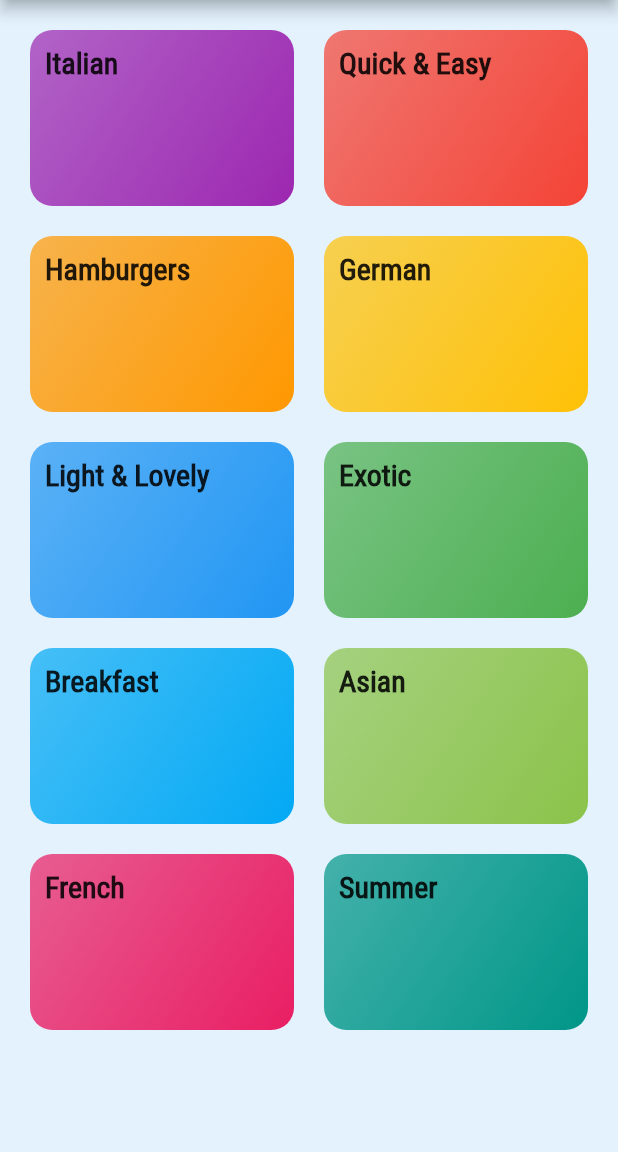
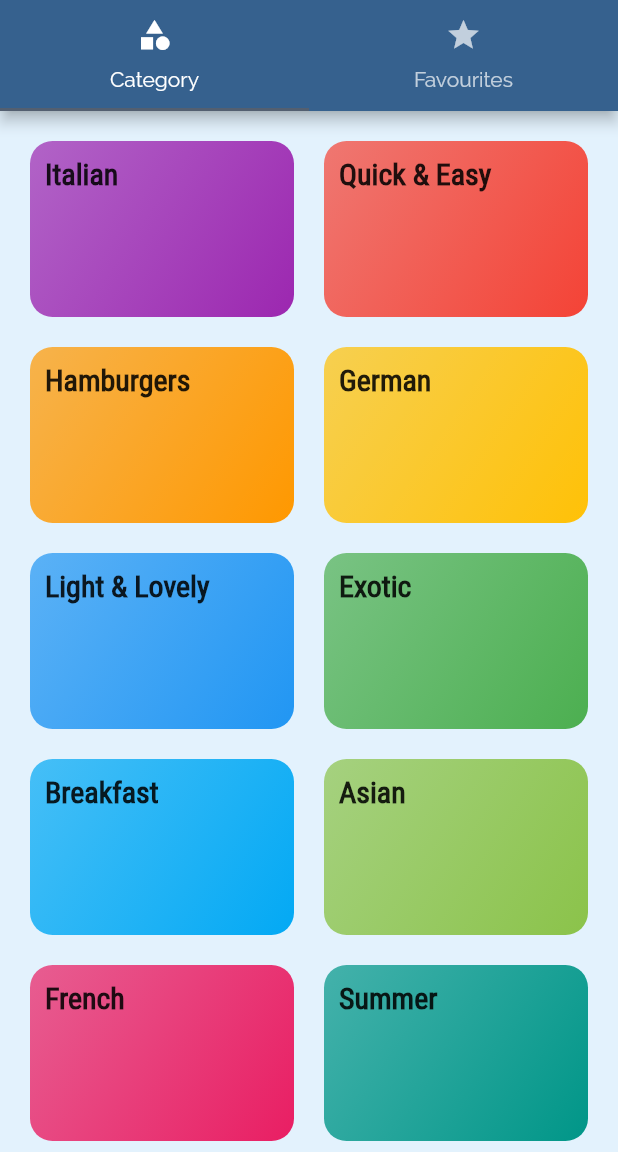
Before and after one commit to RichFlair/meals_app, a Flutter app: the screen it shows after launch, on a phone screen of 412 x 824 dp, the part 84-1236 px from its top. Run offline on Flutter 3.47's test engine with Material 2 defaults, Android fonts, the phone set to English and light mode, and no system bars.

Commit message:
adding a tab bar

```diff
--- a/lib/main.dart
+++ b/lib/main.dart
@@ -1,5 +1,6 @@
 import 'package:flutter/material.dart';
 import 'package:meals_app/screens/meal_detail_screen.dart';
+import 'package:meals_app/screens/tab_bar.dart';
 import 'screens/category_meals_screen.dart';
 import 'screens/categories_screen.dart';
 
@@ -37,13 +38,13 @@ class MainApp extends StatelessWidget {
       ),
       // home: const Categories(),
       routes: {
-        '/': (context) => const Categories(),
+        '/': (context) => const TabBarScreen(),
         CategoryMealsScreen.routeName: (context) => const CategoryMealsScreen(),
         MealDetailScreen.routeName: (context) => const MealDetailScreen()
       },
       onUnknownRoute: (settings) {
         return MaterialPageRoute(
-          builder: (context) => const Categories(),
+          builder: (context) => const CategoriesScreen(),
         );
       },
     );
--- a/lib/screens/categories_screen.dart
+++ b/lib/screens/categories_screen.dart
@@ -2,15 +2,15 @@ import 'package:flutter/material.dart';
 import 'package:meals_app/widgets/category_item.dart';
 import 'package:meals_app/dummy_data.dart';
 
-class Categories extends StatelessWidget {
-  const Categories({super.key});
+class CategoriesScreen extends StatelessWidget {
+  const CategoriesScreen({super.key});
 
   @override
   Widget build(BuildContext context) {
     return Scaffold(
-      appBar: AppBar(
-        title: const Text('Awesome Meals'),
-      ),
+      // appBar: AppBar(
+      //   title: const Text('Awesome Meals'),
+      // ),
       body: GridView(
         padding: const EdgeInsets.all(20),
         gridDelegate: const SliverGridDelegateWithMaxCrossAxisExtent(
--- /dev/null
+++ b/lib/screens/favourites_screen.dart
@@ -0,0 +1,12 @@
+import 'package:flutter/material.dart';
+
+class FavouritesScreen extends StatelessWidget {
+  const FavouritesScreen({super.key});
+
+  @override
+  Widget build(BuildContext context) {
+    return const Center(
+      child: Text('Favourites'),
+    );
+  }
+}
--- /dev/null
+++ b/lib/screens/tab_bar.dart
@@ -0,0 +1,42 @@
+import 'package:flutter/material.dart';
+import 'package:meals_app/screens/categories_screen.dart';
+import 'package:meals_app/screens/favourites_screen.dart';
+
+class TabBarScreen extends StatefulWidget {
+  const TabBarScreen({super.key});
+
+  @override
+  State<TabBarScreen> createState() => _TabBarScreenState();
+}
+
+class _TabBarScreenState extends State<TabBarScreen> {
+  @override
+  Widget build(BuildContext context) {
+    return DefaultTabController(
+      length: 2,
+      child: Scaffold(
+        appBar: AppBar(
+          title: const Text('Awesome Meals'),
+          bottom: const TabBar(
+            tabs: [
+              Tab(
+                icon: Icon(Icons.category),
+                text: 'Category',
+              ),
+              Tab(
+                icon: Icon(Icons.star),
+                text: 'Favourites',
+              )
+            ],
+          ),
+        ),
+        body: const TabBarView(
+          children: [
+            CategoriesScreen(),
+            FavouritesScreen(),
+          ],
+        ),
+      ),
+    );
+  }
+}
```
